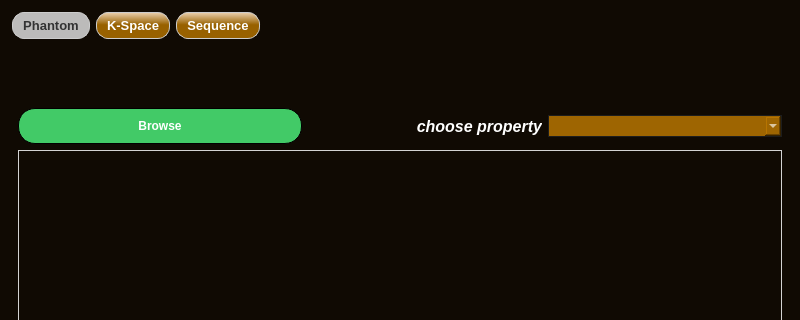
The window that gui.ui (HamzaJamal782/MRI-Image-reconstruction-) describes before a commit, drawn with Qt 5; both pictures show x 0 to 800 and y 0 to 320 of the 800 by 859 pixel window.
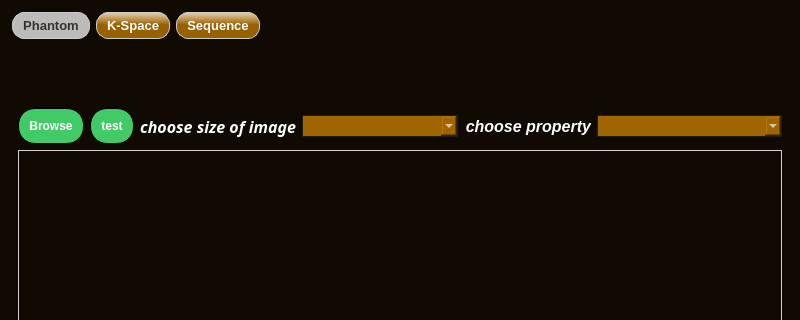
The same window after the commit. Icons and pictures are not drawn.

Commit message: add combobox change size with code

```diff
--- a/gui.ui
+++ b/gui.ui
@@ -299,7 +299,7 @@
            <number>57</number>
           </property>
           <item>
-           <layout class="QHBoxLayout" name="horizontalLayout_3" stretch="3,5">
+           <layout class="QHBoxLayout" name="horizontalLayout_3" stretch="0,0,0,0">
             <item>
              <widget class="QPushButton" name="pushButton_Browse">
               <property name="text">
@@ -308,7 +308,47 @@
              </widget>
             </item>
             <item>
-             <layout class="QHBoxLayout" name="horizontalLayout">
+             <widget class="QPushButton" name="pushButton_test">
+              <property name="text">
+               <string>test</string>
+              </property>
+             </widget>
+            </item>
+            <item>
+             <layout class="QHBoxLayout" name="horizontalLayout_5" stretch="0,1">
+              <item>
+               <widget class="QLabel" name="label_7">
+                <property name="font">
+                 <font>
+                  <family>Josefin Sans,sans-serif</family>
+                  <pointsize>12</pointsize>
+                  <weight>62</weight>
+                  <italic>true</italic>
+                  <bold>true</bold>
+                 </font>
+                </property>
+                <property name="text">
+                 <string>choose size of image</string>
+                </property>
+                <property name="alignment">
+                 <set>Qt::AlignRight|Qt::AlignTrailing|Qt::AlignVCenter</set>
+                </property>
+               </widget>
+              </item>
+              <item>
+               <widget class="QComboBox" name="comboBox_size">
+                <property name="sizePolicy">
+                 <sizepolicy hsizetype="Preferred" vsizetype="Fixed">
+                  <horstretch>0</horstretch>
+                  <verstretch>0</verstretch>
+                 </sizepolicy>
+                </property>
+               </widget>
+              </item>
+             </layout>
+            </item>
+            <item>
+             <layout class="QHBoxLayout" name="horizontalLayout" stretch="0,1">
               <item>
                <widget class="QLabel" name="label">
                 <property name="text">
```
The commit also changes 7 other files.
